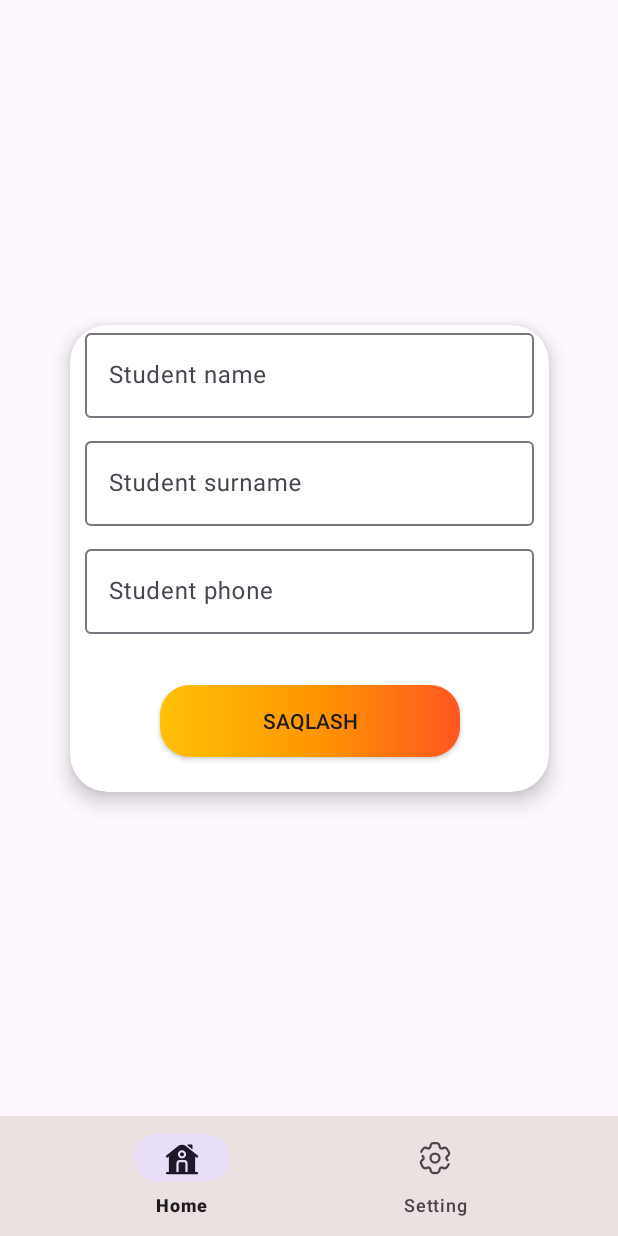
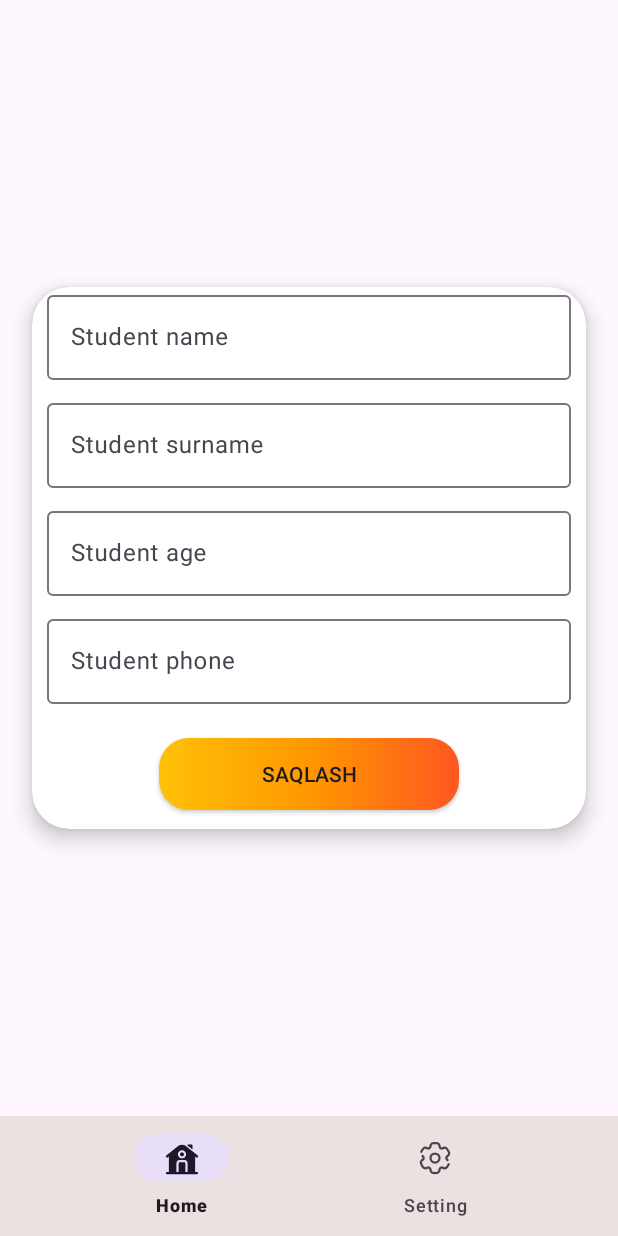
Before and after one commit to Developer-Mustafo/Davomat_App, an Android app: the screen it shows after launch (MainActivity), after a tap on an icon or button, on a phone screen of 412 x 824 dp. Run offline under Robolectric (Android 15) with nearby library versions, the light colour scheme and no system bars; our stand-ins replace Room's generated code, navigation-ui.

Commit message:
setUp Student Age

```diff
--- a/app/src/main/java/uz/coder/davomatapp/data/student/StudentDbModel.kt
+++ b/app/src/main/java/uz/coder/davomatapp/data/student/StudentDbModel.kt
@@ -10,6 +10,7 @@ class StudentDbModel(
     var id:Int = Student.UNDEFINE_ID,
     val name:String,
     val surname:String,
+    val age:Int,
     val phone:String
 
 )
--- a/app/src/main/java/uz/coder/davomatapp/domain/student/Student.kt
+++ b/app/src/main/java/uz/coder/davomatapp/domain/student/Student.kt
@@ -4,6 +4,7 @@ data class Student(
     var id:Int = UNDEFINE_ID,
     val name:String,
     val surname:String,
+    val age:Int,
     val phone:String
 
 ){
--- a/app/src/main/res/layout/fragment_home.xml
+++ b/app/src/main/res/layout/fragment_home.xml
@@ -17,8 +17,8 @@
 
     <androidx.appcompat.widget.AppCompatImageButton
         android:id="@+id/fab"
-        android:layout_width="70dp"
-        android:layout_height="70dp"
+        android:layout_width="60dp"
+        android:layout_height="60dp"
         android:src="@drawable/baseline_add_24"
         android:background="@drawable/item_fab"
         app:layout_constraintBottom_toBottomOf="parent"
--- a/app/src/main/res/layout/fragment_student.xml
+++ b/app/src/main/res/layout/fragment_student.xml
@@ -8,8 +8,8 @@
 
     <!-- TODO: Update blank fragment layout -->
     <androidx.cardview.widget.CardView
-        android:layout_width="350dp"
-        android:layout_height="350dp"
+        android:layout_width="400dp"
+        android:layout_height="400dp"
         app:cardUseCompatPadding="true"
         app:cardElevation="8dp"
         app:cardCornerRadius="25dp"
@@ -55,12 +55,28 @@
                     android:hint="@string/student_surname" />
             </com.google.android.material.textfield.TextInputLayout>
             <com.google.android.material.textfield.TextInputLayout
+                android:id="@+id/age1"
+                android:layout_width="match_parent"
+                android:layout_height="wrap_content"
+                app:layout_constraintEnd_toEndOf="parent"
+                app:layout_constraintStart_toStartOf="parent"
+                app:layout_constraintTop_toBottomOf="@id/surname1">
+
+                <com.google.android.material.textfield.TextInputEditText
+                    android:id="@+id/age"
+                    android:layout_width="match_parent"
+                    android:layout_height="match_parent"
+                    android:layout_margin="10dp"
+                    android:layout_marginTop="10dp"
+                    android:hint="@string/student_age" />
+            </com.google.android.material.textfield.TextInputLayout>
+            <com.google.android.material.textfield.TextInputLayout
                 android:id="@+id/phone1"
                 android:layout_width="match_parent"
                 android:layout_height="wrap_content"
                 app:layout_constraintEnd_toEndOf="parent"
                 app:layout_constraintStart_toStartOf="parent"
-                app:layout_constraintTop_toBottomOf="@id/surname1">
+                app:layout_constraintTop_toBottomOf="@id/age1">
 
                 <com.google.android.material.textfield.TextInputEditText
                     android:id="@+id/phone"
--- a/app/src/main/res/values/strings.xml
+++ b/app/src/main/res/values/strings.xml
@@ -14,4 +14,6 @@
     <string name="Phone">Telefon xato yozilgan</string>
     <string name="mustafo">Mustafo</string>
     <string name="rahim">Rahim</string>
+    <string name="student_age">Student age</string>
+    <string name="Age">Yosh xato kiritildi</string>
 </resources>
```
Also changed, not shown: app/src/main/java/uz/coder/davomatapp/data/MyMapper.kt (+6 -3 lines), app/src/main/java/uz/coder/davomatapp/presentation/fragment/StudentFragment.kt (+30 -5 lines), app/src/main/java/uz/coder/davomatapp/presentation/viewmodel/StudentParamViewModel.kt (+31 -7 lines), app/src/main/res/layout/item_student.xml (+6 -3 lines).
